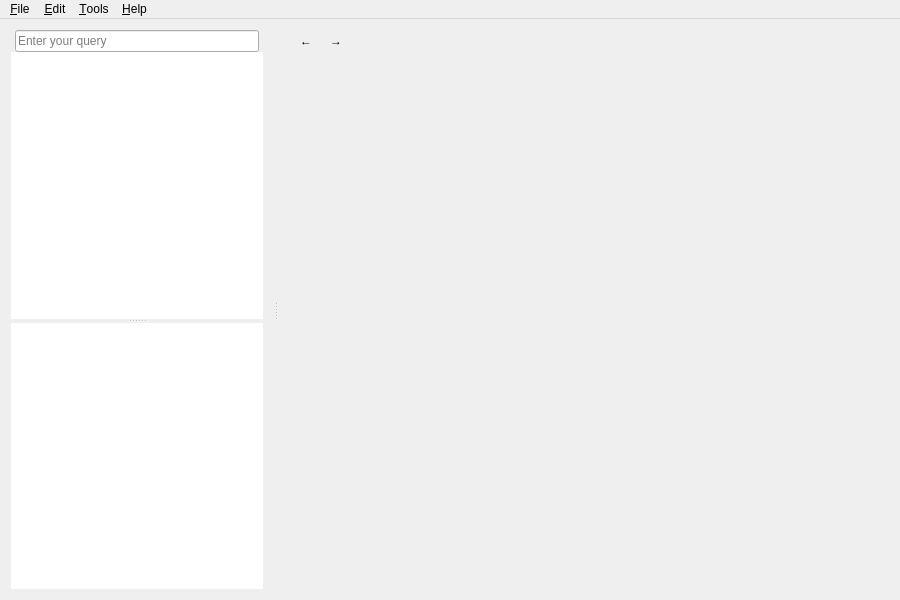
The window that src/libs/ui/mainwindow.ui (zealdocs/zeal) describes before a commit, drawn with Qt 5.
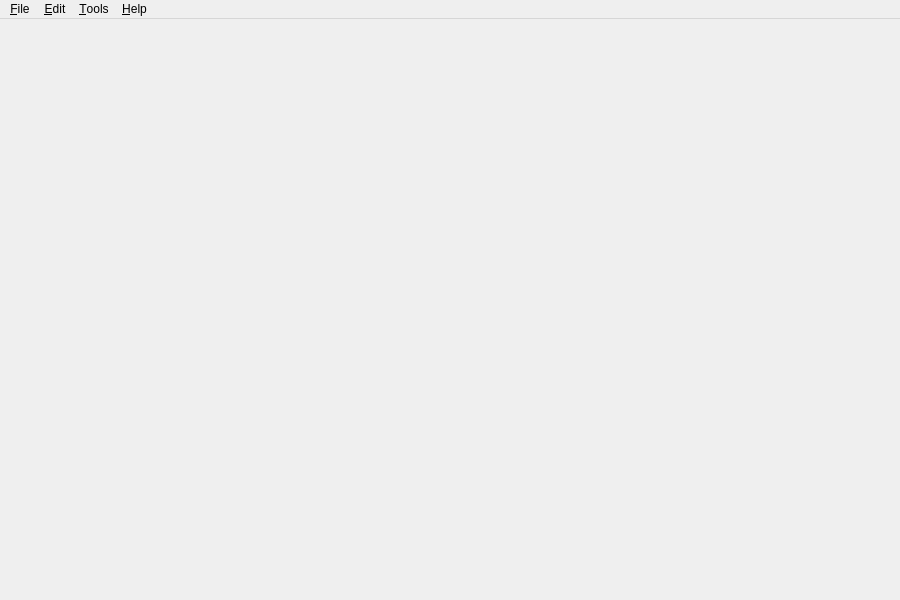
The same window after the commit. Icons and pictures are not drawn. Custom widgets are drawn as their Qt base class.

The edit to the form file:
```diff
--- a/src/libs/ui/mainwindow.ui
+++ b/src/libs/ui/mainwindow.ui
@@ -38,158 +38,16 @@
       <property name="childrenCollapsible">
        <bool>false</bool>
       </property>
-      <widget class="QWidget" name="layoutWidget">
-       <layout class="QVBoxLayout" name="resultPane">
-        <property name="spacing">
-         <number>0</number>
-        </property>
-        <item>
-         <widget class="ToolBarFrame" name="searchEditWidget" native="true">
-          <property name="styleSheet">
-           <string notr="true"/>
-          </property>
-          <layout class="QVBoxLayout" name="searchToolBarFrame">
-           <property name="spacing">
-            <number>4</number>
-           </property>
-           <property name="leftMargin">
-            <number>4</number>
-           </property>
-           <property name="topMargin">
-            <number>0</number>
-           </property>
-           <property name="rightMargin">
-            <number>4</number>
-           </property>
-           <property name="bottomMargin">
-            <number>0</number>
-           </property>
-           <item>
-            <widget class="SearchEdit" name="lineEdit">
-             <property name="placeholderText">
-              <string>Enter your query</string>
-             </property>
-             <property name="clearButtonEnabled">
-              <bool>true</bool>
-             </property>
-            </widget>
-           </item>
-          </layout>
-         </widget>
-        </item>
-        <item>
-         <widget class="QSplitter" name="tocSplitter">
-          <property name="minimumSize">
-           <size>
-            <width>150</width>
-            <height>0</height>
-           </size>
-          </property>
-          <property name="orientation">
-           <enum>Qt::Vertical</enum>
-          </property>
-          <widget class="QTreeView" name="treeView">
-           <property name="frameShape">
-            <enum>QFrame::NoFrame</enum>
-           </property>
-           <property name="uniformRowHeights">
-            <bool>true</bool>
-           </property>
-           <attribute name="headerVisible">
-            <bool>false</bool>
-           </attribute>
-          </widget>
-          <widget class="QListView" name="tocListView">
-           <property name="frameShape">
-            <enum>QFrame::NoFrame</enum>
-           </property>
-           <property name="horizontalScrollBarPolicy">
-            <enum>Qt::ScrollBarAlwaysOff</enum>
-           </property>
-           <property name="uniformItemSizes">
-            <bool>true</bool>
-           </property>
-          </widget>
-         </widget>
-        </item>
-       </layout>
-      </widget>
       <widget class="QWidget" name="layoutWidget_2">
        <layout class="QVBoxLayout" name="viewInfo">
         <property name="spacing">
          <number>0</number>
         </property>
-        <item>
-         <widget class="ToolBarFrame" name="navigationBar" native="true">
-          <layout class="QHBoxLayout" name="toolbox">
-           <property name="spacing">
-            <number>4</number>
-           </property>
-           <property name="leftMargin">
-            <number>4</number>
-           </property>
-           <property name="topMargin">
-            <number>0</number>
-           </property>
-           <property name="rightMargin">
-            <number>4</number>
-           </property>
-           <property name="bottomMargin">
-            <number>0</number>
-           </property>
-           <item>
-            <widget class="QToolButton" name="backButton">
-             <property name="toolTip">
-              <string>Go back one page</string>
-             </property>
-             <property name="styleSheet">
-              <string notr="true">QToolButton::menu-indicator { image: none; }</string>
-             </property>
-             <property name="text">
-              <string>←</string>
-             </property>
-             <property name="autoRaise">
-              <bool>true</bool>
-             </property>
-            </widget>
-           </item>
-           <item>
-            <widget class="QToolButton" name="forwardButton">
-             <property name="toolTip">
-              <string>Go forward one page</string>
-             </property>
-             <property name="styleSheet">
-              <string notr="true">QToolButton::menu-indicator { image: none; }</string>
-             </property>
-             <property name="text">
-              <string>→</string>
-             </property>
-             <property name="autoRaise">
-              <bool>true</bool>
-             </property>
-            </widget>
-           </item>
-           <item>
-            <spacer name="horizontalSpacer">
-             <property name="orientation">
-              <enum>Qt::Horizontal</enum>
-             </property>
-             <property name="sizeHint" stdset="0">
-              <size>
-               <width>40</width>
-               <height>20</height>
-              </size>
-             </property>
-            </spacer>
-           </item>
-          </layout>
-         </widget>
-        </item>
         <item>
          <widget class="QStackedWidget" name="webViewStack">
           <property name="minimumSize">
            <size>
-            <width>600</width>
+            <width>400</width>
             <height>0</height>
            </size>
           </property>
@@ -341,19 +199,6 @@
   </action>
  </widget>
  <layoutdefault spacing="6" margin="11"/>
- <customwidgets>
-  <customwidget>
-   <class>SearchEdit</class>
-   <extends>QLineEdit</extends>
-   <header>ui/widgets/searchedit.h</header>
-  </customwidget>
-  <customwidget>
-   <class>ToolBarFrame</class>
-   <extends>QWidget</extends>
-   <header>ui/widgets/toolbarframe.h</header>
-   <container>1</container>
-  </customwidget>
- </customwidgets>
  <resources/>
  <connections/>
 </ui>
```
Left out of the diff: 21 changed lines with no effect on the pictures.
